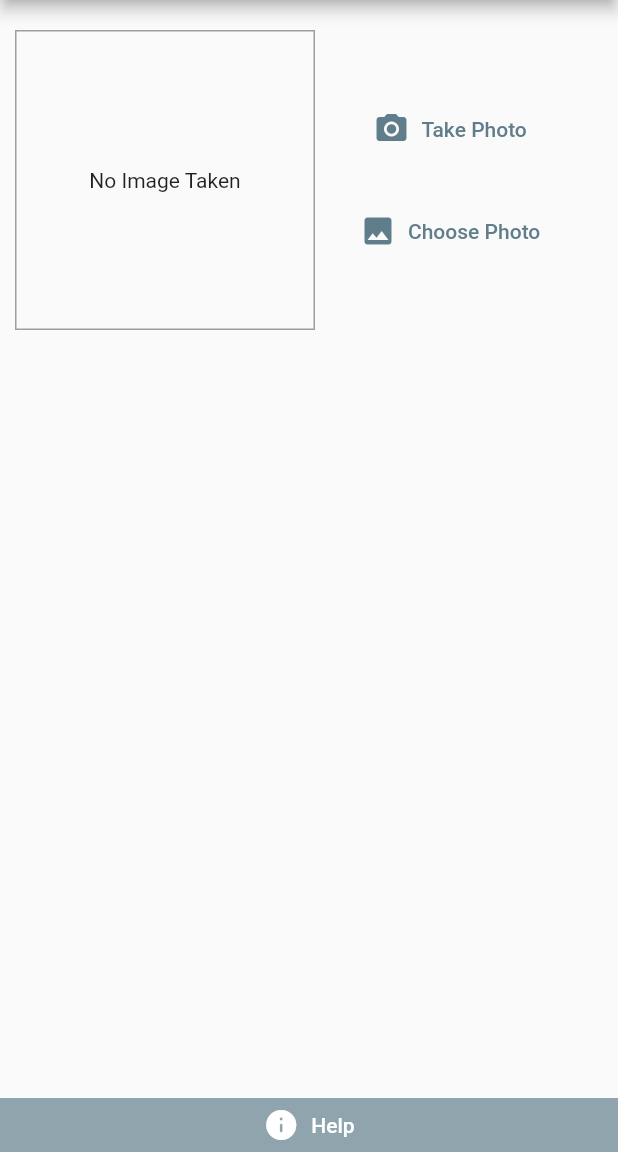
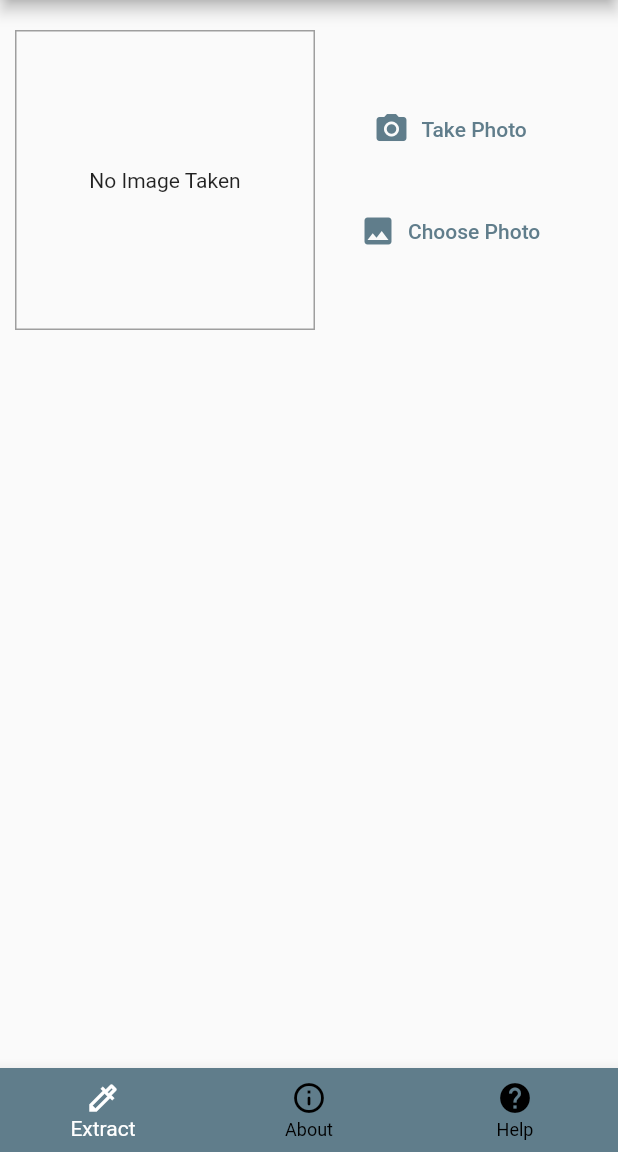
Before and after one commit to LRS4/colorextractor, a Flutter app: the screen it shows after launch, on a phone screen of 412 x 824 dp, the part 84-1236 px from its top. Run offline on Flutter 3.47's test engine with Material 2 defaults, Android fonts, the phone set to English and light mode, and no system bars; our stand-ins replace image_picker, palette_generator.

Commit message:
Implement bottom nav between widgets

```diff
--- a/lib/palette_screen.dart
+++ b/lib/palette_screen.dart
@@ -1,7 +1,6 @@
+import 'package:colorextractor/screens/extract.dart';
 import 'package:flutter/material.dart';
 import 'package:provider/provider.dart';
-import '../widgets/image_input.dart';
-import '../widgets/color_palette.dart';
 import 'providers/image_details.dart';
 
 class ShowPaletteScreen extends StatefulWidget {
@@ -11,6 +10,19 @@ class ShowPaletteScreen extends StatefulWidget {
 }
 
 class _ShowPaletteScreenState extends State<ShowPaletteScreen> {
+  int _selectedIndex = 0;
+  List<Widget> _widgetOptions = <Widget>[
+    ExtractScreen(),
+    Text("About"),
+    Text("Help")
+  ];
+
+  void _onItemTapped(int index) {
+    setState(() {
+      _selectedIndex = index;
+    });
+  }
+
   @override
   Widget build(BuildContext context) {
     return ChangeNotifierProvider(
@@ -37,51 +49,28 @@ class _ShowPaletteScreenState extends State<ShowPaletteScreen> {
           ),
           centerTitle: true,
         ),
-        body: Column(
-          mainAxisAlignment: MainAxisAlignment.spaceBetween,
-          crossAxisAlignment: CrossAxisAlignment.stretch,
-          children: <Widget>[
-            Expanded(
-              child: SingleChildScrollView(
-                child: Padding(
-                  padding: EdgeInsets.all(10),
-                  child: Column(
-                    children: <Widget>[
-                      //TextField(
-                        //decoration: InputDecoration(labelText: "Title")
-                      //),
-                      SizedBox(height: 10),
-                      ImageInput(),
-                      ColorPalette(),
-                    ],
-                  )
-                )
-              )
+        body: _widgetOptions.elementAt(_selectedIndex),
+        bottomNavigationBar: BottomNavigationBar(
+          items: const <BottomNavigationBarItem>[
+            BottomNavigationBarItem(
+              icon: Icon(Icons.colorize_outlined),
+              label: 'Extract',
             ),
-            ElevatedButton.icon(
-                icon: Icon(Icons.info_rounded),
-                label: Text("Help"),
-                onPressed: () { },
-                style: ButtonStyle(
-                    foregroundColor:
-                      MaterialStateProperty.all<Color>(Colors.white),
-                    padding: MaterialStateProperty.all<EdgeInsetsGeometry>(
-                      EdgeInsets.zero
-                    ),
-                    elevation: MaterialStateProperty.all<double>(0.0),
-                    tapTargetSize: MaterialTapTargetSize.shrinkWrap,
-                    backgroundColor: MaterialStateProperty.all<Color>(
-                      Colors.blueGrey.shade300),
-                    shape: MaterialStateProperty.all<RoundedRectangleBorder>(
-                      RoundedRectangleBorder(
-                          borderRadius: BorderRadius.zero,
-                          side: BorderSide(color: Colors.blueGrey.shade300)
-                      )
-                    )
-                )
-              )
+            BottomNavigationBarItem(
+              icon: Icon(Icons.info_outline_rounded),
+              label: 'About',
+            ),
+            BottomNavigationBarItem(
+              icon: Icon(Icons.help),
+              label: 'Help',
+            ),
           ],
-        )
+          currentIndex: _selectedIndex,
+          unselectedItemColor: Colors.black,
+          selectedItemColor: Colors.white,
+          backgroundColor: Colors.blueGrey,
+          onTap: _onItemTapped,
+        ),
       )
     );
   }
```
